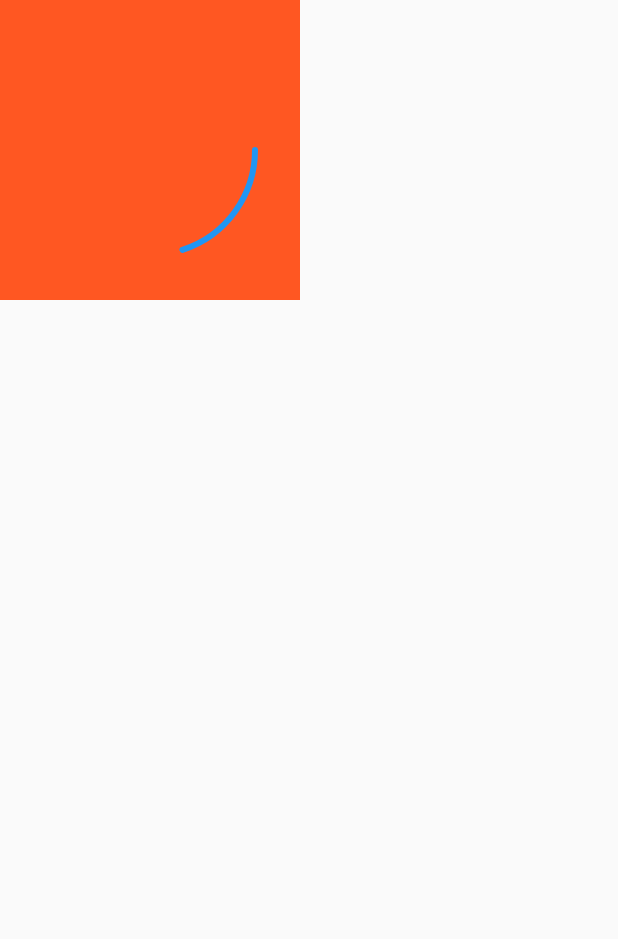
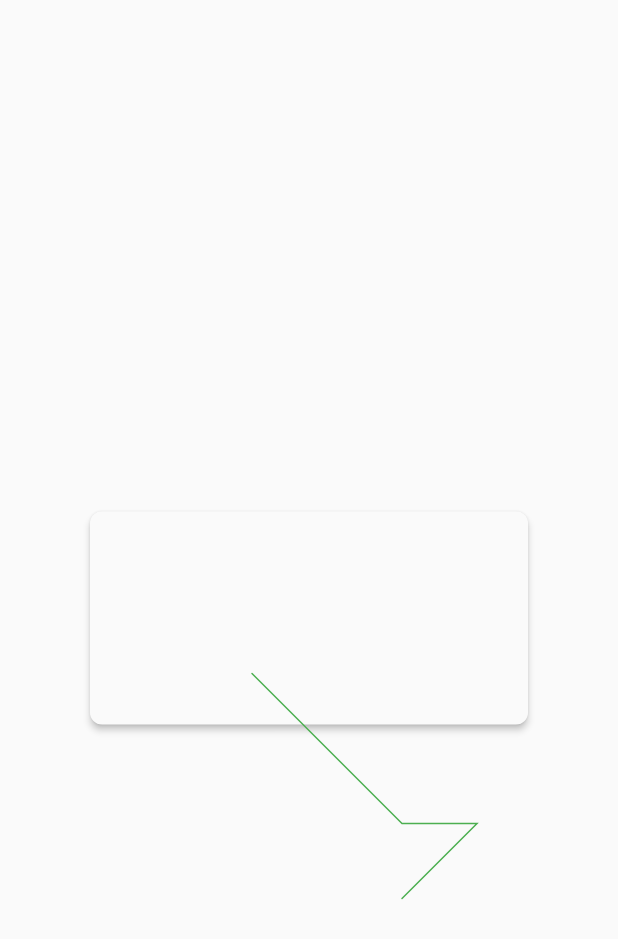
Before and after one commit to GGGuang12138/FlutterLearning, a Flutter app: the screen it shows after launch, on a phone screen of 412 x 824 dp. Shown: the top 939 px of the screen. Run offline on Flutter 3.47's test engine with Material 2 defaults, Android fonts, the phone set to English and light mode, and no system bars; our stand-ins replace cookie_jar, date_format, dio, dio_cookie_manager, flutter_spinkit and 1 more; missing offline and left inert: dart:ffi, jpush_flutter.

Commit message:
简单的drawline和drawpath

```diff
--- a/lib/main.dart
+++ b/lib/main.dart
@@ -1,8 +1,8 @@
 import 'package:flutter/material.dart';
-import 'package:hello_world2/page/BottomNavigation.dart';
+//import 'package:hello_world2/page/BottomNavigation.dart';
 import 'package:hello_world2/page/global.dart';
-import 'package:hello_world2/page/home.dart';
-import 'package:hello_world2/page/loading.dart';
+//import 'package:hello_world2/page/home.dart';
+//import 'package:hello_world2/page/loading.dart';
 import 'package:hello_world2/page/patient/monitor.dart';
 import 'package:jpush_flutter/jpush_flutter.dart';
 //先初始化全局配置
@@ -28,9 +28,9 @@ class MyApp extends StatelessWidget {
     return new MaterialApp(
       initialRoute: '/Monitor',
       routes: {
-        '/':(context) => new Home(),
-        '/Change':(context) => new BottomNavigation(),
-        '/Loading':(context) => new Loading(),
+        //'/':(context) => new Home(),
+        //'/Change':(context) => new BottomNavigation(),
+        //'/Loading':(context) => new Loading(),
         '/Monitor':(context) => new Monitor(),
       },
     );
--- a/lib/page/patient/ECG_Wight.dart
+++ b/lib/page/patient/ECG_Wight.dart
@@ -1,22 +1,65 @@
+import 'dart:ffi';
+
 import 'package:flutter/material.dart';
-import 'dart:math' as math;
+//import 'dart:math' as math;
+
+//存点的列表
+class DrawingPoints {
+  Paint paint;
+  Offset points;
+  DrawingPoints({this.points, this.paint});
+}
 
 class DemoPainter extends CustomPainter {
-  final double _arcStart;
-  final double _arcSweep;
+  List<DrawingPoints> pointsList;
+  List<Offset> offsetPoints = List();
+  List<Offset> points = List();
 
-  DemoPainter(this._arcStart, this._arcSweep);
+
 
   @override
   void paint(Canvas canvas, Size size) {
-    double side = math.min(size.width, size.height);
-    Paint paint = Paint()
-      ..color = Colors.blue
+    // for(int i = 0;i<10;i++){
+    //   pointsList.add(DrawingPoints(
+    //     points: Offset(40.0, 40.0),
+    //     paint: Paint()
+    //       ..style = PaintingStyle.stroke
+    //       ..color = Colors.black
+    //       ..strokeWidth = (20.0)
+    //       ..isAntiAlias = true));
+    // }
+
+    var paint = Paint()
+      ..style = PaintingStyle.stroke
       ..strokeCap = StrokeCap.round
-      ..strokeWidth = 4.0
-      ..style = PaintingStyle.stroke;
-      canvas.drawArc(
-        Offset.zero & Size(side, side), _arcStart, _arcSweep, false, paint);
+      ..color = Colors.green
+      ..strokeWidth = (1.0)
+      ..isAntiAlias = true;
+
+
+    // canvas.drawLine(
+    //     Offset(10.toDouble(),10.toDouble()), Offset(100.toDouble(),100.toDouble()), paint);
+    // canvas.drawLine(
+    // Offset(100.toDouble(),100.toDouble()), Offset(150.toDouble(),100.toDouble()), paint);
+
+    Path path = Path();
+    path.moveTo(100, 100);
+    path.lineTo(200, 200);
+    path.lineTo(250, 200);
+    path.lineTo(200, 250);
+    canvas.drawPath(path, paint);
+
+
+    // var pathMetrics = path.computeMetrics(forceClosed: true);
+    // var list = pathMetrics.toList();
+    // var length = value * list.length.toInt();
+    // Path newPath = new Path();
+    // for (int i = 0; i < length; i++) {
+    //   var extractPath =list[i].extractPath(0, list[i].length * value, startWithMoveTo: true);
+    //   newPath.addPath(extractPath, Offset(0, 0));
+    // }
+    // canvas.drawPath(newPath, paint);
+
   }
 
   @override
@@ -25,7 +68,6 @@ class DemoPainter extends CustomPainter {
   }
 }
 
-
 class DemoWidget extends StatefulWidget {
   @override
   _DemoWidgetState createState() => _DemoWidgetState();
@@ -33,29 +75,45 @@ class DemoWidget extends StatefulWidget {
 
 class _DemoWidgetState extends State<DemoWidget>
     with SingleTickerProviderStateMixin {
-      AnimationController _controller;
+  AnimationController _controller;
 
   @override
   Widget build(BuildContext context) {
+    //绘制Wight
     return CustomPaint(
-      painter: DemoPainter(0.0, _controller.value * math.pi * 2),
+      painter: DemoPainter(),
     );
   }
+
   @override
   void dispose() {
+    //动画结束
     _controller.dispose();
     super.dispose();
   }
 
   @override
   void initState() {
-    _controller =
-        AnimationController(vsync: this, duration: Duration(milliseconds: 1500))
-          ..repeat()
-          ..addListener(() {
-            setState(() {});
-          });
+    //动画启动
+    // _controller =
+    //     AnimationController(vsync: this, duration: Duration(milliseconds: 2000))
+    //       ..repeat()
+    //       ..addListener(() {
+    //         setState(() {});
+    //       });
+    _controller = AnimationController(vsync: this, duration: Duration(milliseconds: 2000));
+      Tween(begin: 0.0, end: Duration(milliseconds: 2000).inMilliseconds.toDouble())
+          .animate(_controller)
+            ..addStatusListener((status) {
+              if (status == AnimationStatus.completed) {
+                print('绘制完成');
+              }
+            })
+            ..addListener(() {
+              var value = _controller.value;//当前动画值
+              setState(() {});
+            });
+      _controller.forward();
     super.initState();
   }
-
 }
--- a/lib/page/patient/monitor.dart
+++ b/lib/page/patient/monitor.dart
@@ -1,6 +1,6 @@
 import 'package:flutter/material.dart';
 import 'package:hello_world2/page/patient/ECG_Wight.dart';
-import 'dart:math' as math;
+//import 'dart:math' as math;
 
 class Monitor extends StatefulWidget {
   const Monitor({
@@ -15,13 +15,28 @@ class _MonitorState extends State<Monitor> {
   @override
   Widget build(BuildContext context) {
     return Scaffold(
-        body: Container(
-      child: DemoWidget(),
-      height: 200.0,
-      width: 200.0,
-      color: Colors.deepOrange,
-      padding: EdgeInsets.all(30.0),
-    ));
+        body: Center(
+            child: Container(
+              height: 150,
+              width: 300,
+              child: Card(
+                  shape: RoundedRectangleBorder(
+                    //形状
+                    //修改圆角
+                    borderRadius: BorderRadius.all(Radius.circular(8)),
+                  ),
+                  //背景颜色
+                  color: Colors.grey[50],
+                  //阴影高度
+                  elevation: 2.0,
+
+                  child: Container(
+                    child: Padding(
+                      padding: const EdgeInsets.all(8.0),
+                      child: DemoWidget(),
+                    ),
+                  )),
+            )));
   }
 
   @override
```
